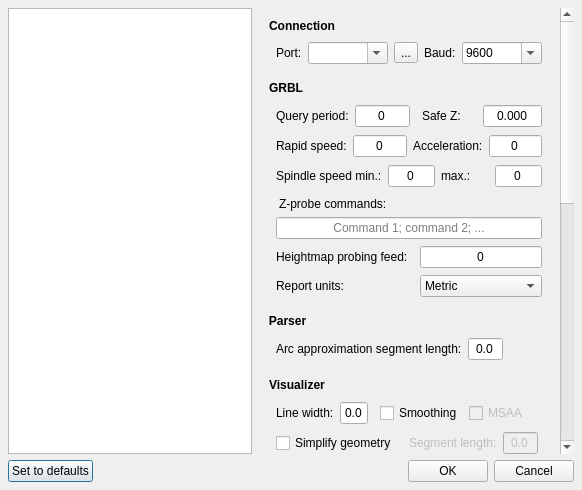
Before: the Qt Designer form frmsettings.ui in Denvi/Candle, drawn with Qt 5.
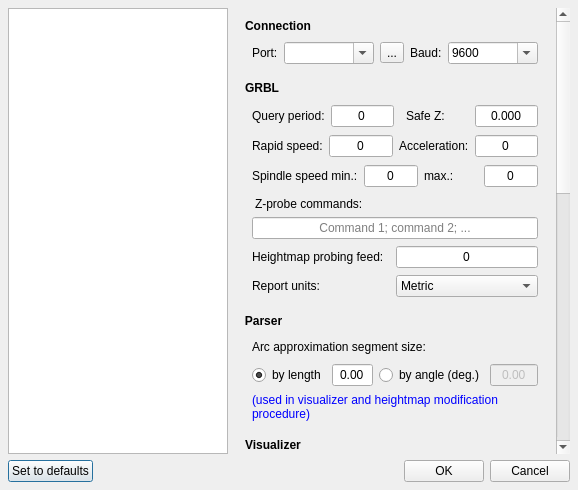
After: the same form once the commit is applied. Icons and pictures are not drawn. Custom widgets are drawn as their Qt base class.

Commit message: Parser arc approximation degree mode added.

The edit to the form file:
```diff
--- a/frmsettings.ui
+++ b/frmsettings.ui
@@ -6,7 +6,7 @@
    <rect>
     <x>0</x>
     <y>0</y>
-    <width>582</width>
+    <width>578</width>
     <height>490</height>
    </rect>
   </property>
@@ -83,9 +83,9 @@
         <property name="geometry">
          <rect>
           <x>0</x>
-          <y>0</y>
-          <width>361</width>
-          <height>1130</height>
+          <y>-274</y>
+          <width>386</width>
+          <height>1184</height>
          </rect>
         </property>
         <layout class="QVBoxLayout" name="verticalLayout_4">
@@ -448,17 +448,47 @@
             <string>Parser</string>
            </property>
            <layout class="QVBoxLayout" name="verticalLayout_8">
+            <item>
+             <layout class="QHBoxLayout" name="horizontalLayout_11">
+              <item>
+               <widget class="QLabel" name="label_32">
+                <property name="text">
+                 <string>Arc approximation segment size:</string>
+                </property>
+               </widget>
+              </item>
+              <item>
+               <spacer name="horizontalSpacer_14">
+                <property name="orientation">
+                 <enum>Qt::Horizontal</enum>
+                </property>
+                <property name="sizeHint" stdset="0">
+                 <size>
+                  <width>0</width>
+                  <height>20</height>
+                 </size>
+                </property>
+               </spacer>
+              </item>
+             </layout>
+            </item>
             <item>
              <layout class="QHBoxLayout" name="horizontalLayout_8">
               <item>
-               <widget class="QLabel" name="label_6">
+               <widget class="QRadioButton" name="radArcLengthMode">
                 <property name="text">
-                 <string>Arc approximation segment length:</string>
+                 <string>by length</string>
+                </property>
+                <property name="checked">
+                 <bool>true</bool>
                 </property>
                </widget>
               </item>
               <item>
-               <widget class="QDoubleSpinBox" name="txtArcPrecision">
+               <widget class="QDoubleSpinBox" name="txtArcLength">
+                <property name="enabled">
+                 <bool>true</bool>
+                </property>
                 <property name="alignment">
                  <set>Qt::AlignCenter</set>
                 </property>
@@ -466,13 +496,39 @@
                  <enum>QAbstractSpinBox::NoButtons</enum>
                 </property>
                 <property name="decimals">
-                 <number>1</number>
+                 <number>2</number>
                 </property>
                 <property name="maximum">
                  <double>99.000000000000000</double>
                 </property>
                </widget>
               </item>
+              <item>
+               <widget class="QRadioButton" name="radArcDegreeMode">
+                <property name="text">
+                 <string>by angle (deg.)</string>
+                </property>
+               </widget>
+              </item>
+              <item>
+               <widget class="QDoubleSpinBox" name="txtArcDegree">
+                <property name="enabled">
+                 <bool>false</bool>
+                </property>
+                <property name="alignment">
+                 <set>Qt::AlignCenter</set>
+                </property>
+                <property name="buttonSymbols">
+                 <enum>QAbstractSpinBox::NoButtons</enum>
+                </property>
+                <property name="decimals">
+                 <number>2</number>
+                </property>
+                <property name="maximum">
+                 <double>180.000000000000000</double>
+                </property>
+               </widget>
+              </item>
               <item>
                <spacer name="horizontalSpacer_11">
                 <property name="orientation">
@@ -488,6 +544,23 @@
               </item>
              </layout>
             </item>
+            <item>
+             <layout class="QHBoxLayout" name="horizontalLayout_12">
+              <item>
+               <widget class="QLabel" name="label_35">
+                <property name="styleSheet">
+                 <string notr="true">color: blue;</string>
+                </property>
+                <property name="text">
+                 <string>(used in visualizer and heightmap modification procedure)</string>
+                </property>
+                <property name="wordWrap">
+                 <bool>true</bool>
+                </property>
+               </widget>
+              </item>
+             </layout>
+            </item>
            </layout>
           </widget>
          </item>
@@ -617,7 +690,7 @@
                  <enum>QAbstractSpinBox::NoButtons</enum>
                 </property>
                 <property name="decimals">
-                 <number>1</number>
+                 <number>2</number>
                 </property>
                 <property name="maximum">
                  <double>99.000000000000000</double>
```
Left out of the diff: 84 changed lines with no effect on the pictures. The commit also changes 14 other files.
